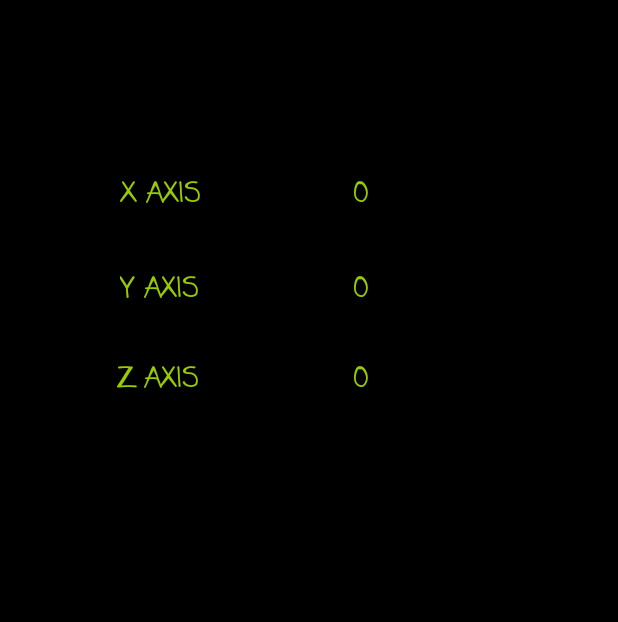
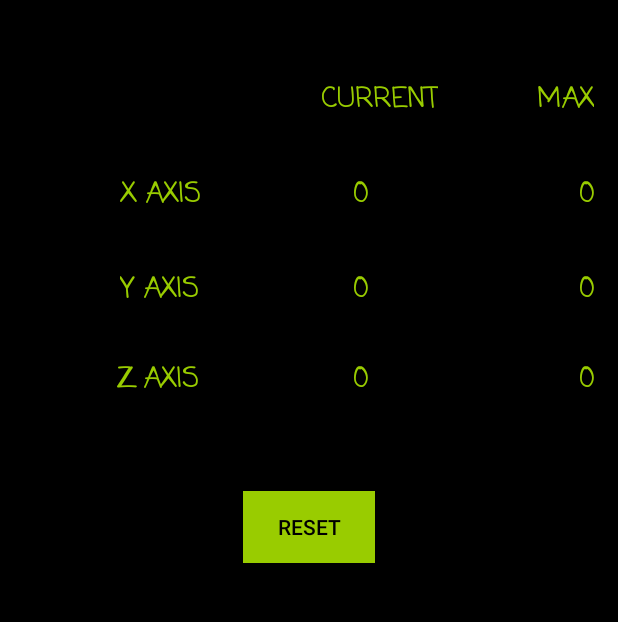
Before and after one commit to cyberpirate92/Sensored, an Android app: the GyroActivity screen opened directly, with no data from a screen before it, on a phone screen of 412 x 824 dp, the part 84-706 px from its top. Run offline under Robolectric (Android 15) with nearby library versions, the phone set to English and light mode, and no system bars.

Commit message:
Added few more parameters for Gyroscope

```diff
--- a/app/src/main/AndroidManifest.xml
+++ b/app/src/main/AndroidManifest.xml
@@ -4,6 +4,7 @@
 
     <uses-feature android:name="android.hardware.sensor.proximity" android:required="true"/>
     <uses-feature android:name="android.hardware.sensor.gyroscope" android:required="true"/>
+    <uses-permission android:name="android.permission.INTERNET" />
 
 
     <application
--- a/app/src/main/java/com/example/raviteja/sensoredp/GyroActivity.java
+++ b/app/src/main/java/com/example/raviteja/sensoredp/GyroActivity.java
@@ -7,8 +7,11 @@ import android.os.Bundle;
 import android.hardware.Sensor;
 import android.hardware.SensorManager;
 import android.hardware.SensorEventListener;
+import android.view.View;
 import android.widget.TextView;
 import android.widget.Toast;
+
+import org.w3c.dom.Text;
 
 import java.util.Locale;
 
@@ -17,7 +20,10 @@ public class GyroActivity extends Activity implements SensorEventListener {
     private SensorManager manager;
     private Sensor mGyroscope;
     private TextView xAxisTextView, yAxisTextView, zAxisTextView;
+    private TextView xAxisMaxView, yAxisMaxView, zAxisMaxView;
     private float xAxis, yAxis, zAxis;
+    private float xMax, yMax, zMax;
+
 
     @Override
     protected void onCreate(Bundle savedInstanceState) {
@@ -31,25 +37,42 @@ public class GyroActivity extends Activity implements SensorEventListener {
             Intent intent = new Intent(this, MainActivity.class);
             startActivity(intent);
         }
+        xMax = yMax = zMax = 0;
         xAxisTextView = (TextView) findViewById(R.id.textView9);
         yAxisTextView = (TextView) findViewById(R.id.textView10);
         zAxisTextView = (TextView) findViewById(R.id.textView11);
+        xAxisMaxView = (TextView) findViewById(R.id.textView14);
+        yAxisMaxView = (TextView) findViewById(R.id.textView15);
+        zAxisMaxView = (TextView) findViewById(R.id.textView16);
     }
 
 
     public void setxAxis(float xAxis) {
         this.xAxis = xAxis;
         xAxisTextView.setText(String.format(Locale.ENGLISH, "%.2f", this.xAxis));
+        if(xMax < Math.abs(xAxis)) {
+            xMax = Math.abs(xAxis);
+            xAxisMaxView.setText(String.format(Locale.ENGLISH, "%.2f", this.xMax));
+        }
+
     }
 
     public void setyAxis(float yAxis) {
         this.yAxis = yAxis;
         yAxisTextView.setText(String.format(Locale.ENGLISH, "%.2f", this.yAxis));
+        if(yMax < Math.abs(yAxis)) {
+            yMax = Math.abs(yAxis);
+            yAxisMaxView.setText(String.format(Locale.ENGLISH, "%.2f", this.yMax));
+        }
     }
 
     public void setzAxis(float zAxis) {
         this.zAxis = zAxis;
         zAxisTextView.setText(String.format(Locale.ENGLISH, "%.2f", this.zAxis));
+        if(zMax < Math.abs(zAxis)) {
+            zMax = Math.abs(zAxis);
+            zAxisMaxView.setText(String.format(Locale.ENGLISH, "%.2f", this.zMax));
+        }
     }
 
     @Override
@@ -76,4 +99,8 @@ public class GyroActivity extends Activity implements SensorEventListener {
     public void onAccuracyChanged(Sensor sensor, int accuracy) {
 
     }
+
+    public void resetMaxValues(View view) {
+        this.xMax = this.yMax = this.zMax = 0;
+    }
 }
--- a/app/src/main/res/layout/activity_gyro.xml
+++ b/app/src/main/res/layout/activity_gyro.xml
@@ -82,10 +82,40 @@
         android:textColor="@android:color/holo_green_light" />
 
     <TextView
+        android:text="MAX"
+        android:layout_width="wrap_content"
+        android:layout_height="wrap_content"
+        android:id="@+id/textView13"
+        android:layout_alignBaseline="@+id/textView12"
+        android:layout_alignBottom="@+id/textView12"
+        android:layout_alignParentEnd="true"
+        android:fontFamily="casual"
+        android:textSize="18sp"
+        android:textColor="@android:color/holo_green_light"
+        android:textStyle="normal|bold"
+        android:textAllCaps="true"
+        android:textAlignment="center" />
+
+    <TextView
+        android:text="CURRENT"
+        android:layout_width="wrap_content"
+        android:layout_height="wrap_content"
+        android:layout_marginBottom="35dp"
+        android:id="@+id/textView12"
+        android:layout_marginEnd="66dp"
+        android:layout_above="@+id/textView9"
+        android:layout_toStartOf="@+id/textView13"
+        android:textSize="18sp"
+        android:fontFamily="casual"
+        android:textColor="@android:color/holo_green_light"
+        android:textStyle="normal|bold"
+        android:textAlignment="center" />
+
+    <TextView
         android:text="0"
         android:layout_width="wrap_content"
         android:layout_height="wrap_content"
-        android:layout_marginStart="102dp"
+        android:layout_marginStart="21dp"
         android:id="@+id/textView9"
         android:fontFamily="casual"
         android:textSize="18sp"
@@ -93,5 +123,61 @@
         android:textColor="@android:color/holo_green_light"
         android:layout_alignBaseline="@+id/textView6"
         android:layout_alignBottom="@+id/textView6"
-        android:layout_toEndOf="@+id/textView6" />
+        android:layout_alignStart="@+id/textView12" />
+
+    <TextView
+        android:text="0"
+        android:layout_width="wrap_content"
+        android:layout_height="wrap_content"
+        android:id="@+id/textView14"
+        android:layout_alignBaseline="@+id/textView9"
+        android:layout_alignBottom="@+id/textView9"
+        android:layout_alignParentEnd="true"
+        android:fontFamily="casual"
+        android:textSize="18sp"
+        android:textColor="@android:color/holo_green_light"
+        android:textStyle="normal|bold"
+        android:textAllCaps="true"
+        android:textAlignment="center" />
+
+    <TextView
+        android:text="0"
+        android:layout_width="wrap_content"
+        android:layout_height="wrap_content"
+        android:layout_alignTop="@+id/textView10"
+        android:layout_alignParentEnd="true"
+        android:id="@+id/textView15"
+        android:fontFamily="casual"
+        android:textSize="18sp"
+        android:textColor="@android:color/holo_green_light"
+        android:textStyle="normal|bold"
+        android:textAllCaps="true"
+        android:textAlignment="center" />
+
+    <TextView
+        android:text="0"
+        android:layout_width="wrap_content"
+        android:layout_height="wrap_content"
+        android:id="@+id/textView16"
+        android:layout_alignBaseline="@+id/textView11"
+        android:layout_alignBottom="@+id/textView11"
+        android:layout_alignParentEnd="true"
+        android:fontFamily="casual"
+        android:textSize="18sp"
+        android:textColor="@android:color/holo_green_light"
+        android:textStyle="normal|bold"
+        android:textAllCaps="true"
+        android:textAlignment="center" />
+
+    <Button
+        android:text="RESET"
+        android:layout_width="wrap_content"
+        android:layout_height="wrap_content"
+        android:layout_below="@+id/textView11"
+        android:layout_centerHorizontal="true"
+        android:layout_marginTop="60dp"
+        android:id="@+id/button4"
+        android:textColor="@android:color/background_dark"
+        android:background="@android:color/holo_green_light"
+        android:onClick="resetMaxValues"/>
 </RelativeLayout>
```
